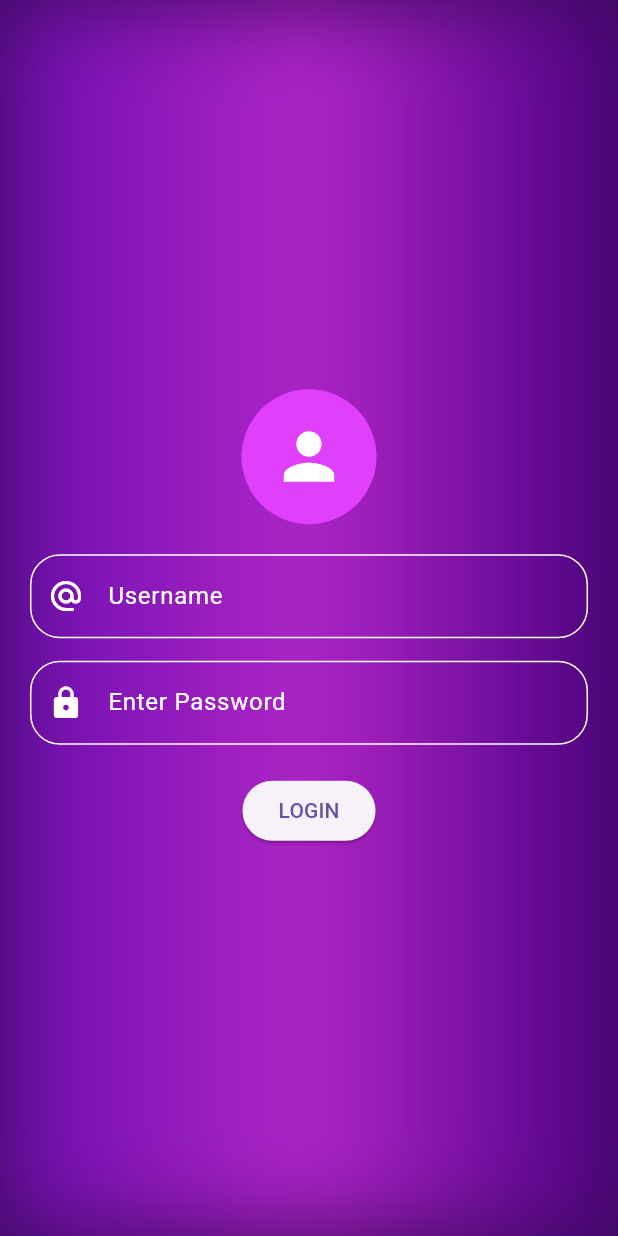
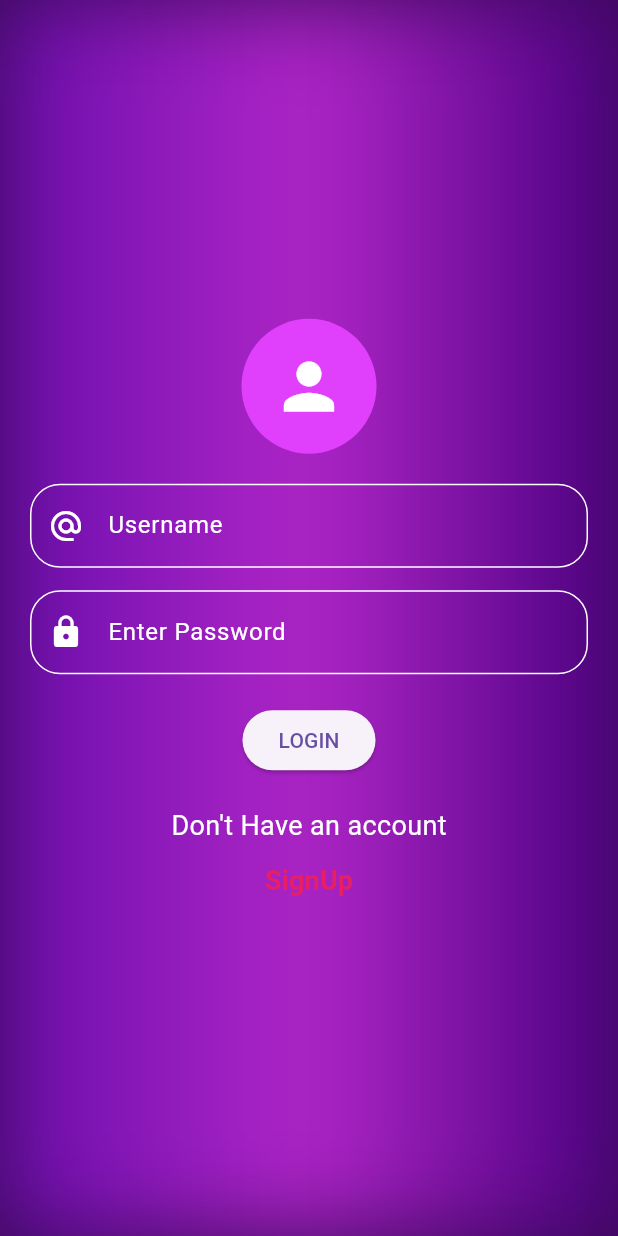
Before and after one commit to daniyalakhtar67/Miler, a Flutter app: the screen it shows after launch, on a phone screen of 412 x 824 dp. Run offline on Flutter 3.47's test engine with Material 3 defaults, Android fonts, the phone set to English and light mode, and no system bars; our stand-ins replace firebase_auth, firebase_core, fluttertoast, google_fonts; accounts and stored records are empty.

Commit message:
Updated Code

```diff
--- a/lib/ui/login.dart
+++ b/lib/ui/login.dart
@@ -4,6 +4,7 @@ import 'package:firebase_auth/firebase_auth.dart';
 import 'package:flutter/material.dart';
 import 'package:running_app/ui/dashboard.dart';
 import 'package:running_app/ui/login.dart';
+import 'package:running_app/ui/signup.dart';
 import 'package:running_app/widgets/colors.dart';
 import 'package:running_app/widgets/utils.dart';
 
@@ -162,6 +163,27 @@ class _LoginState extends State<Login> {
                   ),
                 ),
               ),
+              SizedBox(height: 20),
+              Text(
+                'Don\'t Have an account',
+                style: TextStyle(color: Colors.white, fontSize: 18),
+              ),
+              TextButton(
+                onPressed: () {
+                  Navigator.push(
+                    context,
+                    MaterialPageRoute(builder: (context) => Signup()),
+                  );
+                },
+                child: Text(
+                  'SignUp',
+                  style: TextStyle(
+                    color: Colors.pink,
+                    fontSize: 18,
+                    fontWeight: FontWeight.bold,
+                  ),
+                ),
+              ),
             ],
           ),
         ],
```
